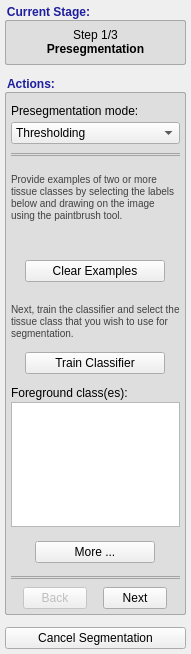
Qt form GUI/Qt/Components/SnakeWizardPanel.ui (pyushkevich/itksnap) before a commit.
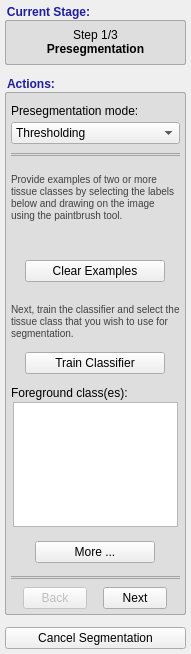
The same form after that commit. Icons and pictures are not drawn. Custom widgets are drawn as their Qt base class.

```diff
--- a/GUI/Qt/Components/SnakeWizardPanel.ui
+++ b/GUI/Qt/Components/SnakeWizardPanel.ui
@@ -1169,8 +1169,14 @@
                 </property>
                </widget>
               </item>
-              <item row="14" column="0">
+              <item row="14" column="0" alignment="Qt::AlignHCenter">
                <widget class="QListView" name="lstClassifyForeground">
+                <property name="maximumSize">
+                 <size>
+                  <width>165</width>
+                  <height>16777215</height>
+                 </size>
+                </property>
                 <property name="toolTip">
                  <string>&lt;html&gt;&lt;head/&gt;&lt;body&gt;&lt;p&gt;Designate one or more classes as the &amp;quot;foreground&amp;quot; class(es). These are the classes that you want to apply segmentation to. The speed image is computed as the sum of probabilities of all the foreground classes, minus the sum of probabilities of the background classes.&lt;/p&gt;&lt;/body&gt;&lt;/html&gt;</string>
                 </property>
```
Left out of the diff: 4 changed lines with no effect on the pictures.
